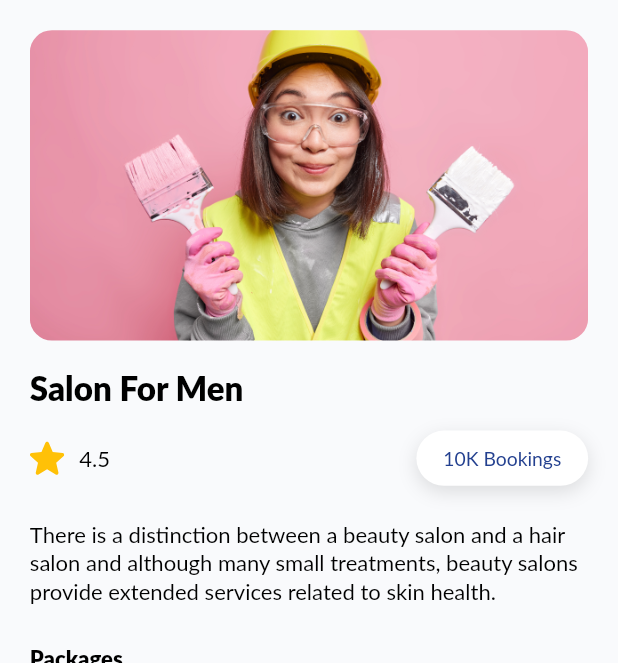
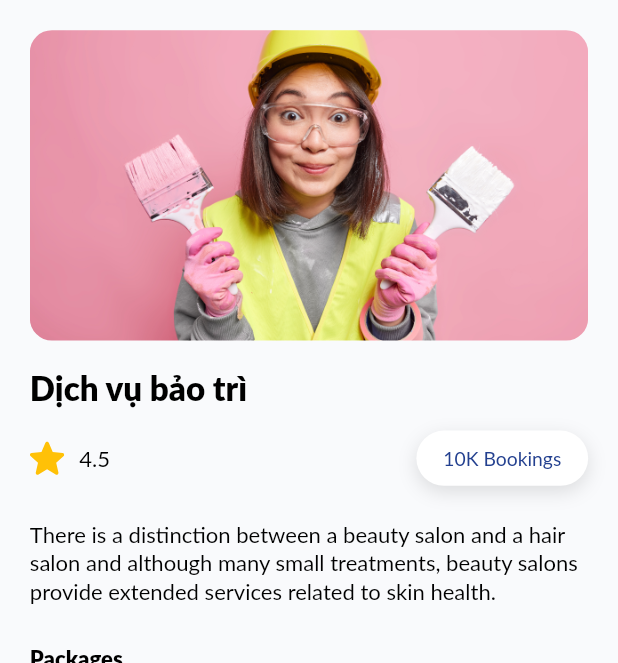
Before and after one commit to Huysdp1/FurnitureService, a Flutter app: the DetailScreen screen opened by its route, on a phone screen of 412 x 824 dp, the part 64-727 px from its top. Run offline on Flutter 3.47's test engine with Material 2 defaults, Android fonts, the phone set to English and light mode, and no system bars; our stand-ins replace dots_indicator, dotted_line, firebase_auth, firebase_core, flutter_masked_text2, flutter_svg and 3 more; missing offline and left inert: shared_preferences_web, smart_auth; accounts and stored records are empty; Roboto replaces fonts that are missing (Lato).

Commit message:
Service detail uncomplete

```diff
--- a/customer_app/lib/app/data/data_file.dart
+++ b/customer_app/lib/app/data/data_file.dart
@@ -39,9 +39,9 @@ class DataFile {
   ];
 
   static List<ModelCategory> categoryList = [
-    ModelCategory("cleaning.svg", "Washing"),
-    ModelCategory("wrench.svg", "Repairing"),
-    ModelCategory("paint_roller.svg", "Maintaining"),
+    ModelCategory("cleaning.svg", "Vệ sinh"),
+    ModelCategory("wrench.svg", "Sữa chữa"),
+    ModelCategory("paint_roller.svg", "Bảo trì"),
     // ModelCategory("sloon.svg", "Salon"),
     // ModelCategory("iron.svg", "Ironing"),
     // ModelCategory("laundry.svg", "Washing"),
@@ -139,8 +139,8 @@ class DataFile {
   static List<String> searchList = [];
 
   static List<String> popularSearchList = [
-    "cleaning",
-    "washing",
+    "Sữa chữa",
+    "Dọn dẹp",
     "painting",
     "salon",
     "health",
@@ -152,8 +152,8 @@ class DataFile {
   ];
 
   static List<ModelPopularService> popularServiceList = [
-    ModelPopularService("wallpaper.png", "Wall Painting", "Painter"),
-    ModelPopularService("barber.png", "Salon For Men", "Barber"),
+    ModelPopularService("wallpaper.png", "Sơn nhà", "Painter"),
+    ModelPopularService("barber.png", "Sữa bàn", "Barber"),
     ModelPopularService("wallpaper.png", "Wall Painting", "Painter"),
     ModelPopularService("barber.png", "Salon For Men", "Barber"),
   ];
--- a/customer_app/lib/app/routes/app_pages.dart
+++ b/customer_app/lib/app/routes/app_pages.dart
@@ -1,5 +1,7 @@
 import 'package:customer_app/app/view/address/edit_address_screen.dart';
 import 'package:customer_app/app/view/address/add_address_screen.dart';
+import 'package:customer_app/app/view/home/repair_screen.dart';
+import 'package:customer_app/app/view/home/washing_screen.dart';
 
 import 'package:flutter/cupertino.dart';
 import 'package:path/path.dart';
@@ -63,6 +65,8 @@ class AppPages {
     Routes.bookingRoute: (context) => const BookingDetail(),
     Routes.securityRoute: (context) => const SecurityScreen(),
     Routes.termOfServiceRoute: (context) => const TermOfServiceScreen(),
-    Routes.addAddressScreenRoute: (context) => const AddAddressScreen()
+    Routes.addAddressScreenRoute: (context) => const AddAddressScreen(),
+    Routes.repairScreenRoute: (context) => RepairScreen(),
+    Routes.washingScreen: (context) => WashingScreen()
   };
 }
--- a/customer_app/lib/app/routes/app_routes.dart
+++ b/customer_app/lib/app/routes/app_routes.dart
@@ -31,6 +31,8 @@ abstract class Routes {
   static const securityRoute = Paths.securityPath;
   static const termOfServiceRoute = Paths.termOfServicePath;
   static const addAddressScreenRoute = Paths.addAddressScreenPath;
+  static const repairScreenRoute = Paths.repairScreenPath;
+  static const washingScreen = Paths.washingScreenPath;
 }
 
 abstract class Paths {
@@ -64,4 +66,6 @@ abstract class Paths {
   static const securityPath = "/SecurityScreen";
   static const termOfServicePath = "/TermOfServiceScreen";
   static const addAddressScreenPath = "/AddAddressScreen";
+  static const repairScreenPath = "/RepairScreen";
+  static const washingScreenPath = "/WashingScreen";
 }
--- a/customer_app/lib/app/view/home/detail_screen.dart
+++ b/customer_app/lib/app/view/home/detail_screen.dart
@@ -1,4 +1,3 @@
-
 import 'package:flutter/material.dart';
 import '../../../base/color_data.dart';
 import '../../../base/constant.dart';
@@ -25,12 +24,9 @@ class _DetailScreenState extends State<DetailScreen> {
   // SharedPreferences? selection;
   var index = 0;
 
-
   getPrefData() async {
     index = await PrefData.getDefIndex();
-    setState(() {
-
-    });
+    setState(() {});
   }
 
   @override
@@ -40,7 +36,6 @@ class _DetailScreenState extends State<DetailScreen> {
   }
 
   var total = 0.00;
-
 
   @override
   Widget build(BuildContext context) {
@@ -61,8 +56,8 @@ class _DetailScreenState extends State<DetailScreen> {
         });
   }
 
-  ListView buildPage(EdgeInsets edgeInsets, BuildContext context, int index,
-      double defSpace) {
+  ListView buildPage(
+      EdgeInsets edgeInsets, BuildContext context, int index, double defSpace) {
     return ListView(
       primary: true,
       shrinkWrap: true,
@@ -93,7 +88,10 @@ class _DetailScreenState extends State<DetailScreen> {
         getVerSpace(FetchPixels.getPixelHeight(15)),
         buildListView(defSpace),
         getVerSpace(FetchPixels.getPixelHeight(10)),
-        getPaddingWidget(edgeInsets, totalContainer(),),
+        getPaddingWidget(
+          edgeInsets,
+          totalContainer(),
+        ),
         viewCartButton(context),
         getVerSpace(FetchPixels.getPixelHeight(30))
         // packageList(context)
@@ -130,15 +128,14 @@ class _DetailScreenState extends State<DetailScreen> {
                     blurRadius: 10,
                     offset: Offset(0.0, 4.0)),
               ],
-              borderRadius: BorderRadius.circular(
-                  FetchPixels.getPixelHeight(12))),
+              borderRadius:
+                  BorderRadius.circular(FetchPixels.getPixelHeight(12))),
           child: Row(
             children: [
               packageImage(context, modelSalon),
               Expanded(
                 child: Container(
-                  padding: EdgeInsets.only(
-                      left: FetchPixels.getPixelWidth(16)),
+                  padding: EdgeInsets.only(left: FetchPixels.getPixelWidth(16)),
                   child: packageDescription(modelSalon),
                 ),
               ),
@@ -393,7 +390,7 @@ class _DetailScreenState extends State<DetailScreen> {
     return Column(
       crossAxisAlignment: CrossAxisAlignment.start,
       children: [
-        getCustomFont("Salon For Men", 24, Colors.black, 1,
+        getCustomFont("Dịch vụ bảo trì", 24, Colors.black, 1,
             fontWeight: FontWeight.w900),
         getVerSpace(FetchPixels.getPixelHeight(17)),
         Row(
@@ -444,9 +441,13 @@ class _DetailScreenState extends State<DetailScreen> {
   Hero productImage(int index) {
     return Hero(
         tag: popularServiceLists[index],
-        child: getCircularImage(context, FetchPixels.getPixelWidth(374),
-            FetchPixels.getPixelHeight(225), FetchPixels.getPixelHeight(16),
-            popularServiceLists[index].image ?? "",boxFit: BoxFit.cover));
+        child: getCircularImage(
+            context,
+            FetchPixels.getPixelWidth(374),
+            FetchPixels.getPixelHeight(225),
+            FetchPixels.getPixelHeight(16),
+            popularServiceLists[index].image ?? "",
+            boxFit: BoxFit.cover));
     // getAssetImage(popularServiceLists[index].image ?? "",
     // FetchPixels.getPixelWidth(374), FetchPixels.getPixelHeight(225),
     // boxFit: BoxFit.fill),);
```
Also changed, not shown: customer_app/lib/app/view/home/tab/tab_home.dart (+14 -5 lines). Lines whose indentation alone changed are shown as unchanged.
